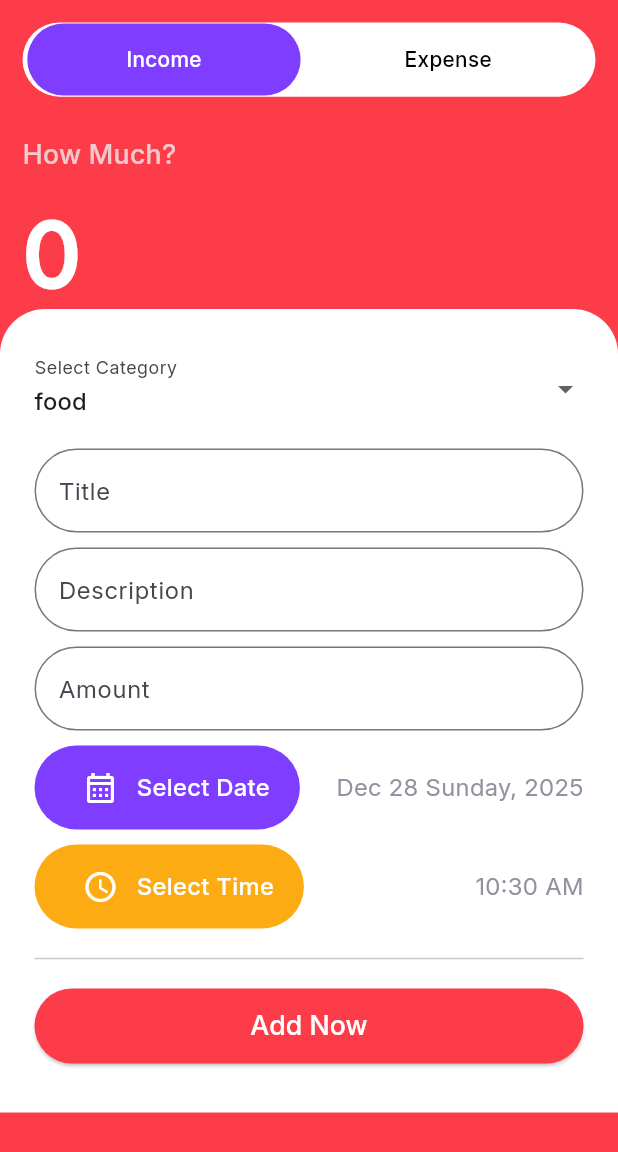
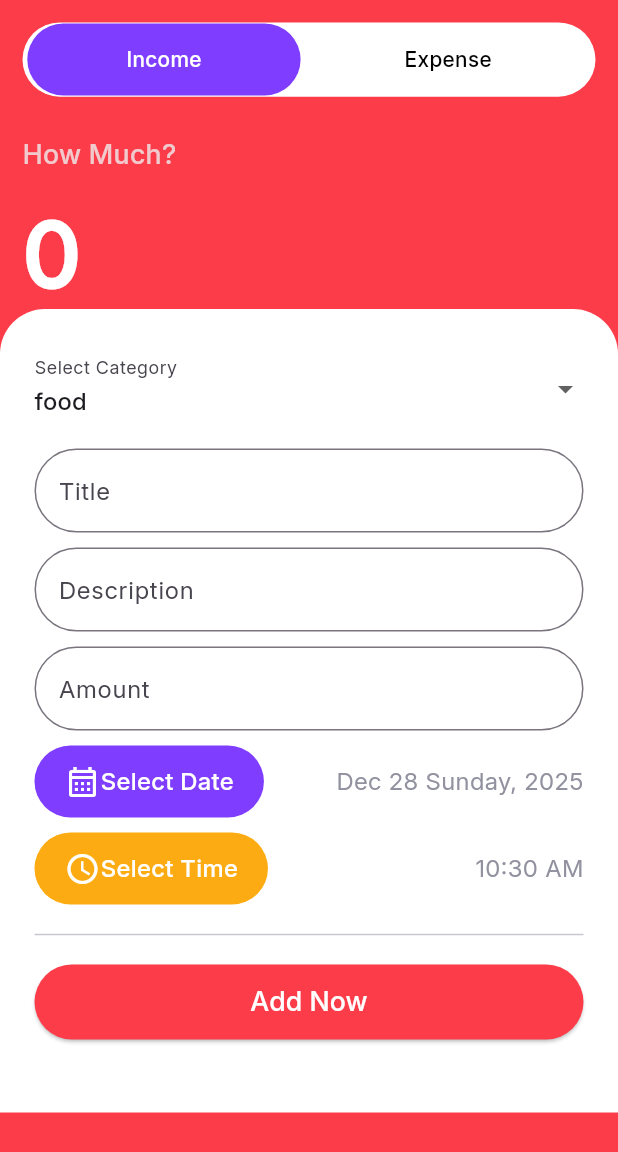
Before and after one commit to cusaldmsr/expenz_tracker_app, a Flutter app: the AddNewScreen screen opened directly, on a phone screen of 412 x 824 dp. Shown: the top 1152 px of the screen. Run offline on Flutter 3.47's test engine with Material 3 defaults, Android fonts, the phone set to English and light mode, and no system bars; our stand-ins replace shared_preferences, smooth_page_indicator; accounts and stored records are empty.

Commit message:
Enhance AddNewScreen: implement date and time picker functionality with improved UI

```diff
--- a/lib/screens/add_new_screen.dart
+++ b/lib/screens/add_new_screen.dart
@@ -238,7 +238,16 @@ class _AddNewScreenState extends State<AddNewScreen> {
                         //Date Picker
                         Row(
                           children: [
-                            Container(
+                            GestureDetector(
+                              onTap: () {
+                                showDatePicker(
+                                  context: context,
+                                  firstDate: DateTime(2000),
+                                  lastDate: DateTime(2100),
+                                  initialDate: DateTime.now(),
+                                );
+                              },
+                              child: Container(
                                 decoration: BoxDecoration(
                                   borderRadius: BorderRadius.circular(100),
                                   color: kMainColor,
@@ -246,18 +255,13 @@ class _AddNewScreenState extends State<AddNewScreen> {
                                 child: Padding(
                                   padding: const EdgeInsets.symmetric(
                                     horizontal: 20.0,
-                                  vertical: 4.0,
+                                    vertical: 12.0,
                                   ),
                                   child: Row(
                                     children: [
-                                    IconButton(
-                                      onPressed: () {
-                                        // Implement date picker functionality
-                                      },
-                                      icon: const Icon(
+                                      Icon(
                                         Icons.calendar_month_outlined,
                                         color: kWhite,
-                                      ),
                                       ),
                                       const Text(
                                         'Select Date',
@@ -268,6 +272,7 @@ class _AddNewScreenState extends State<AddNewScreen> {
                                         ),
                                       ),
                                     ],
+                                  ),
                                 ),
                               ),
                             ),
@@ -282,7 +287,14 @@ class _AddNewScreenState extends State<AddNewScreen> {
 
                         Row(
                           children: [
-                            Container(
+                            GestureDetector(
+                              onTap: () {
+                                showTimePicker(
+                                  context: context,
+                                  initialTime: TimeOfDay.now(),
+                                );
+                              },
+                              child: Container(
                                 decoration: BoxDecoration(
                                   borderRadius: BorderRadius.circular(100),
                                   color: kYellow,
@@ -290,18 +302,13 @@ class _AddNewScreenState extends State<AddNewScreen> {
                                 child: Padding(
                                   padding: const EdgeInsets.symmetric(
                                     horizontal: 20.0,
-                                  vertical: 4.0,
+                                    vertical: 12.0,
                                   ),
                                   child: Row(
                                     children: [
-                                    IconButton(
-                                      onPressed: () {
-                                        // Implement date picker functionality
-                                      },
-                                      icon: const Icon(
+                                      Icon(
                                         Icons.access_time_outlined,
                                         color: kWhite,
-                                      ),
                                       ),
                                       const Text(
                                         'Select Time',
@@ -312,6 +319,7 @@ class _AddNewScreenState extends State<AddNewScreen> {
                                         ),
                                       ),
                                     ],
+                                  ),
                                 ),
                               ),
                             ),
```
Lines whose indentation alone changed are shown as unchanged.
